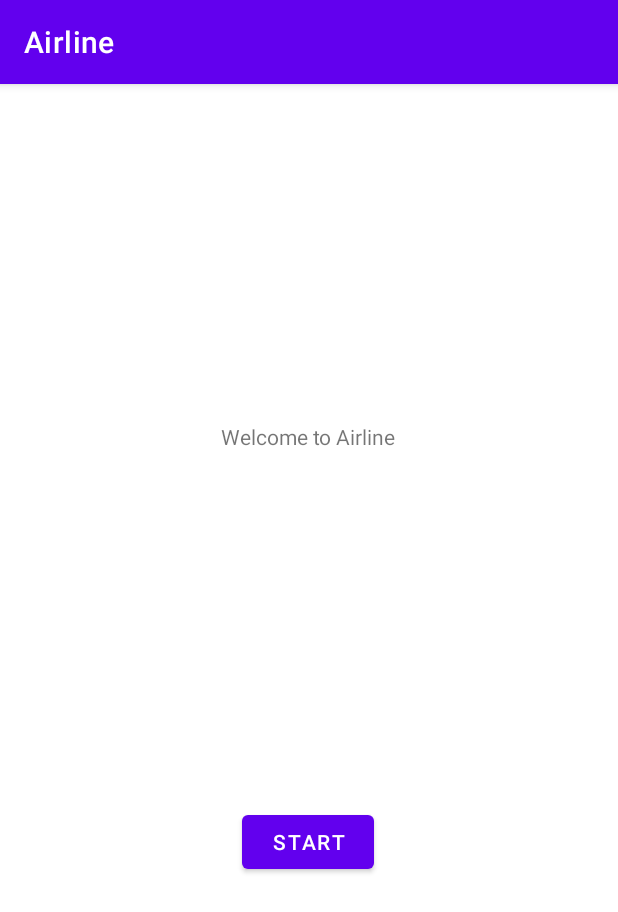
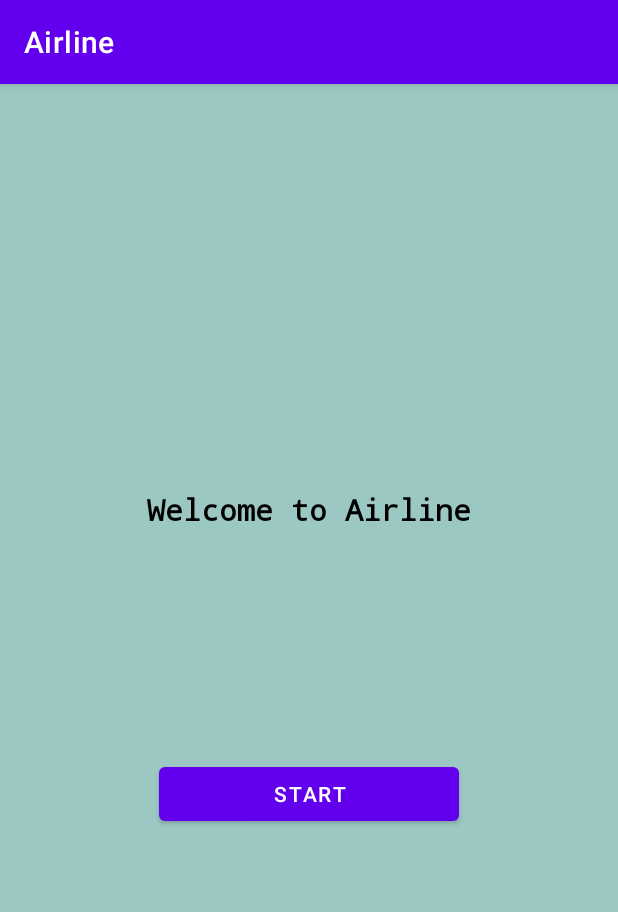
Before and after one commit to SayleeMJ/CS-510Adv-Java-sjagtap, an Android app: the screen it shows after launch (MainActivity), on a phone screen of 412 x 824 dp. Shown: the top 912 px of the screen. Run offline under Robolectric (Android 15) with nearby library versions, the phone set to English and light mode, and no system bars.

Commit message:
Updated UI design for activity_main.xml

```diff
--- a/airline-android/app/src/main/res/layout/activity_main.xml
+++ b/airline-android/app/src/main/res/layout/activity_main.xml
@@ -4,13 +4,24 @@
     xmlns:tools="http://schemas.android.com/tools"
     android:layout_width="match_parent"
     android:layout_height="match_parent"
+    android:background="#B776B3AC"
     tools:context=".MainActivity">
+
+    <LinearLayout
+        android:layout_width="match_parent"
+        android:layout_height="match_parent"
+        android:gravity="center"
+        android:orientation="vertical">
 
         <TextView
             android:id="@+id/textView"
             android:layout_width="wrap_content"
             android:layout_height="wrap_content"
+            android:fontFamily="monospace"
             android:text="Welcome to Airline"
+            android:textColor="@color/black"
+            android:textSize="20dp"
+            android:textStyle="bold"
             app:layout_constraintBottom_toBottomOf="parent"
             app:layout_constraintEnd_toEndOf="parent"
             app:layout_constraintHorizontal_bias="0.498"
@@ -18,10 +29,12 @@
             app:layout_constraintTop_toTopOf="parent"
             app:layout_constraintVertical_bias="0.301" />
 
+
         <Button
             android:id="@+id/btAddFlight"
-        android:layout_width="wrap_content"
+            android:layout_width="200dp"
             android:layout_height="wrap_content"
+            android:layout_gravity="center_horizontal"
             android:layout_marginTop="152dp"
             android:text="@string/start"
             app:layout_constraintBottom_toBottomOf="parent"
@@ -30,5 +43,6 @@
             app:layout_constraintStart_toStartOf="parent"
             app:layout_constraintTop_toBottomOf="@+id/textView"
             app:layout_constraintVertical_bias="0.262" />
+    </LinearLayout>
 
 </androidx.constraintlayout.widget.ConstraintLayout>
```
Lines whose indentation alone changed are shown as unchanged.
